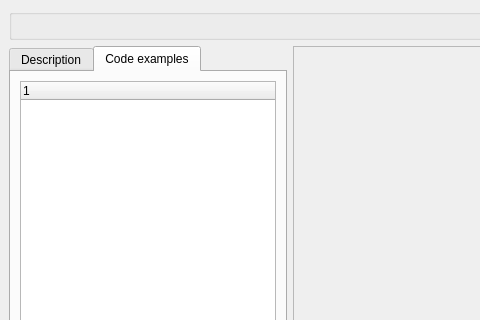
Above: mainwindow.ui from VasylPupok/Library before the change; both pictures show x 0 to 480 and y 0 to 320 of the 954 by 725 pixel window. Below: the same form after it.
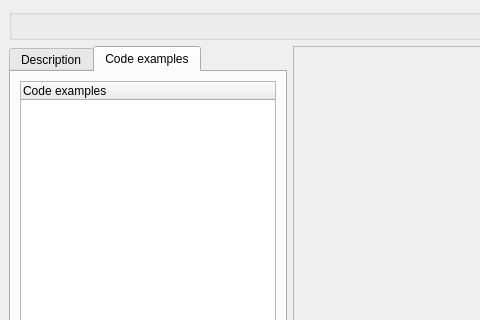
That is the form after the change. The open tabs and pages were chosen to show the change. Custom widgets are drawn as their Qt base class.

```diff
--- a/mainwindow.ui
+++ b/mainwindow.ui
@@ -73,6 +73,11 @@
               <verstretch>0</verstretch>
              </sizepolicy>
             </property>
+            <column>
+             <property name="text">
+              <string>Code examples</string>
+             </property>
+            </column>
            </widget>
           </item>
          </layout>
@@ -111,6 +116,11 @@
    <extends>QTreeWidget</extends>
    <header>custom_widgets/patterntab/patterntab.h</header>
   </customwidget>
+  <customwidget>
+   <class>ExampleTab</class>
+   <extends>QTreeWidget</extends>
+   <header>custom_widgets/exampletab/exampletab.h</header>
+  </customwidget>
  </customwidgets>
  <resources/>
  <connections/>
```
Left out of the diff: 2 changed lines with no effect on the pictures.
